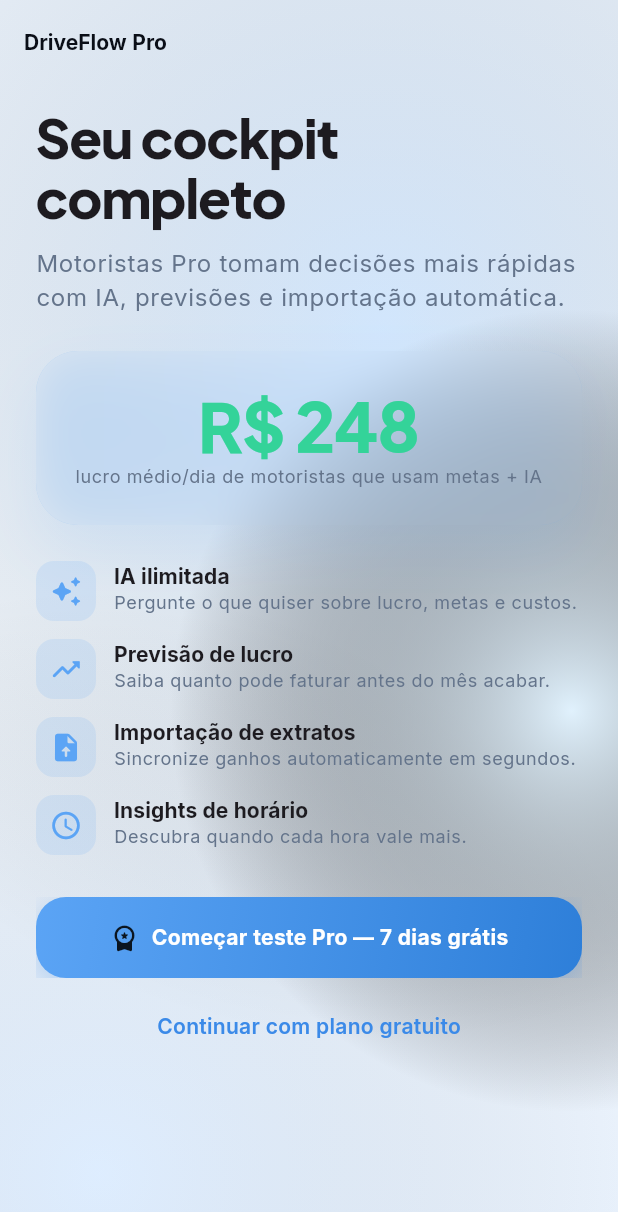
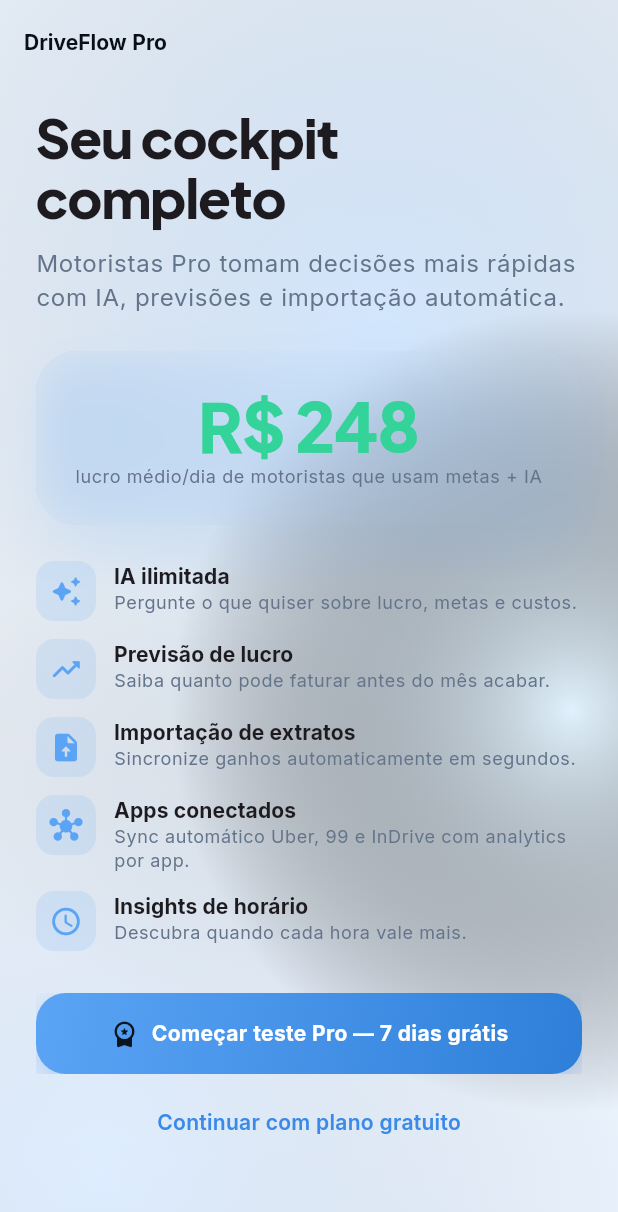
Before and after one commit to solerpedroo/driveflow, a Flutter app: the PaywallScreen screen opened by its route, on a phone screen of 412 x 824 dp. Shown: the top 1212 px of the screen. Run offline on Flutter 3.47's test engine with Material 3 defaults, Android fonts, the phone set to English and light mode, and no system bars; our stand-ins replace cached_network_image, connectivity_plus, dio, file_picker, fl_chart, flutter_hooks and 14 more; missing offline and left inert: google_mlkit_text_recognition; accounts and stored records are empty; network calls fail; statements that could not run were skipped.

Commit message:
docs(story): narrativa integrações multi-app
Co-authored-by: Pedro Henrique Contardi Soler <pedrocsoler@hotmail.com>

```diff
--- a/lib/core/constants/product_story.dart
+++ b/lib/core/constants/product_story.dart
@@ -29,6 +29,11 @@ abstract final class ProductStory {
       title: 'Importação de extratos',
       body: 'Sincronize ganhos automaticamente em segundos.',
       icon: Icons.upload_file_rounded,
+    ),
+    (
+      title: 'Apps conectados',
+      body: 'Sync automático Uber, 99 e InDrive com analytics por app.',
+      icon: Icons.hub_rounded,
     ),
     (
       title: 'Insights de horário',
```
